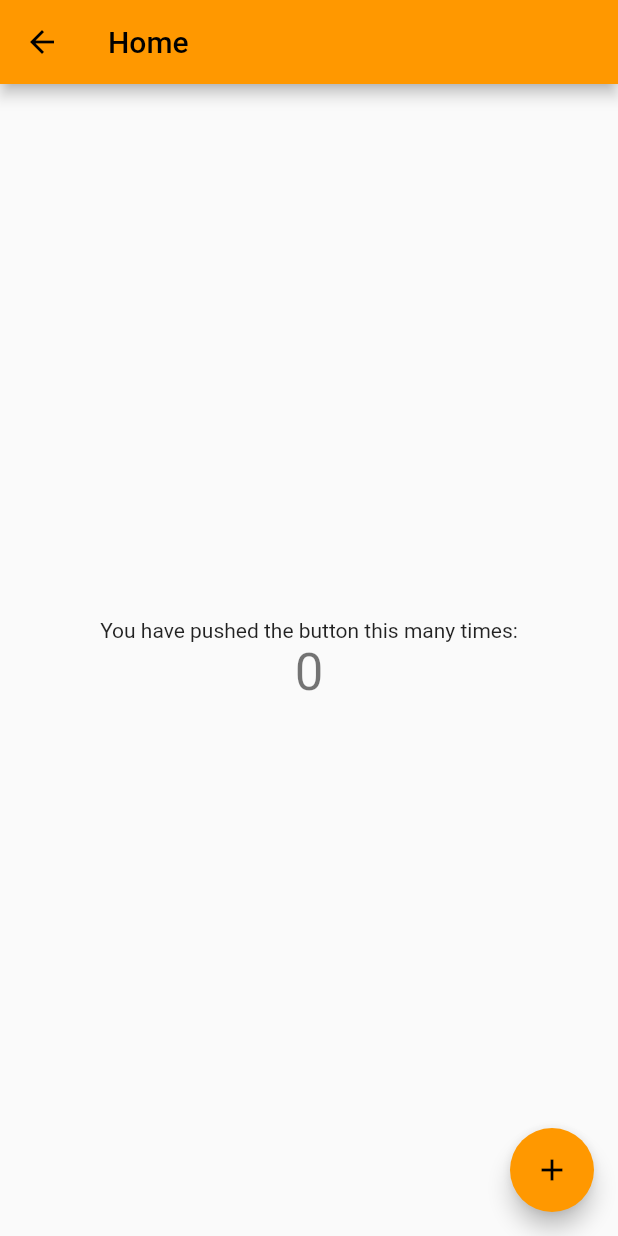
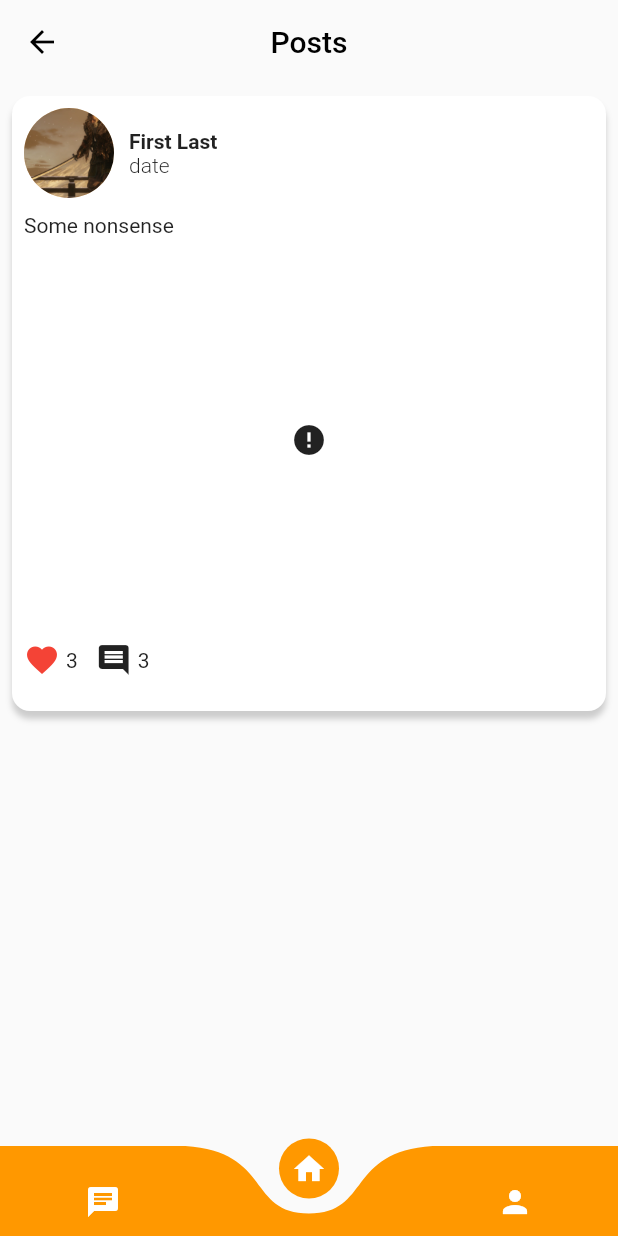
Before and after one commit to Mroles/eventhub-flutter, a Flutter app: the MyHomePage screen opened directly, on a phone screen of 412 x 824 dp. Run offline on Flutter 3.47's test engine with Material 2 defaults, Android fonts, the light colour scheme and no system bars; drawn by our look-alikes of cached_network_image, curved_navigation_bar; network calls fail.

Commit message:
added more UI

```diff
--- a/eventhub/lib/main.dart
+++ b/eventhub/lib/main.dart
@@ -1,4 +1,8 @@
+import 'package:curved_navigation_bar/curved_navigation_bar.dart';
 import 'package:eventhub/providers/loginprovider.dart';
+import 'package:eventhub/screens/chat.dart';
+import 'package:eventhub/screens/post.dart';
+import 'package:eventhub/screens/profile.dart';
 import 'package:eventhub/screens/splash.dart';
 import 'package:flutter/material.dart';
 import 'package:provider/provider.dart';
@@ -57,68 +61,47 @@ class MyHomePage extends StatefulWidget {
 }
 
 class _MyHomePageState extends State<MyHomePage> {
-  int _counter = 0;
+  int index = 1;
 
-  void _incrementCounter() {
-    setState(() {
-      // This call to setState tells the Flutter framework that something has
-      // changed in this State, which causes it to rerun the build method below
-      // so that the display can reflect the updated values. If we changed
-      // _counter without calling setState(), then the build method would not be
-      // called again, and so nothing would appear to happen.
-      _counter++;
-    });
-  }
+  final screens = [
+    ChatPage(),
+    PostPage(),
+    ProfilePage(),
+  ];
 
   @override
   Widget build(BuildContext context) {
-    // This method is rerun every time setState is called, for instance as done
-    // by the _incrementCounter method above.
-    //
-    // The Flutter framework has been optimized to make rerunning build methods
-    // fast, so that you can just rebuild anything that needs updating rather
-    // than having to individually change instances of widgets.
+    final List<Widget> items = <Widget>[
+      const Icon(Icons.chat),
+      const Icon(Icons.home),
+      const Icon(Icons.person)
+    ];
+
     return Scaffold(
-      appBar: AppBar(
-        // Here we take the value from the MyHomePage object that was created by
-        // the App.build method, and use it to set our appbar title.
-        title: Text(widget.title),
-      ),
-      body: Center(
-        // Center is a layout widget. It takes a single child and positions it
-        // in the middle of the parent.
-        child: Column(
-          // Column is also a layout widget. It takes a list of children and
-          // arranges them vertically. By default, it sizes itself to fit its
-          // children horizontally, and tries to be as tall as its parent.
-          //
-          // Invoke "debug painting" (press "p" in the console, choose the
-          // "Toggle Debug Paint" action from the Flutter Inspector in Android
-          // Studio, or the "Toggle Debug Paint" command in Visual Studio Code)
-          // to see the wireframe for each widget.
-          //
-          // Column has various properties to control how it sizes itself and
-          // how it positions its children. Here we use mainAxisAlignment to
-          // center the children vertically; the main axis here is the vertical
-          // axis because Columns are vertical (the cross axis would be
-          // horizontal).
-          mainAxisAlignment: MainAxisAlignment.center,
-          children: <Widget>[
-            const Text(
-              'You have pushed the button this many times:',
-            ),
-            Text(
-              '$_counter',
-              style: Theme.of(context).textTheme.headline4,
-            ),
-          ],
+        appBar: AppBar(
+          title: index == 0
+              ? const Text("Chat")
+              : index == 1
+                  ? const Text("Posts")
+                  : const Text("Profile"),
+          backgroundColor: Colors.transparent,
+          centerTitle: true,
+          elevation: 0,
         ),
-      ),
-      floatingActionButton: FloatingActionButton(
-        onPressed: _incrementCounter,
-        tooltip: 'Increment',
-        child: const Icon(Icons.add),
-      ), // This trailing comma makes auto-formatting nicer for build methods.
-    );
+        body: screens[index],
+        bottomNavigationBar: Theme(
+          data: Theme.of(context)
+              .copyWith(iconTheme: const IconThemeData(color: Colors.white)),
+          child: CurvedNavigationBar(
+            backgroundColor: Colors.transparent,
+            color: Colors.orange,
+            items: items,
+            height: 60,
+            animationCurve: Curves.easeInOut,
+            animationDuration: const Duration(milliseconds: 200),
+            index: index,
+            onTap: (index) => setState(() => this.index = index),
+          ),
+        ));
   }
 }
--- /dev/null
+++ b/eventhub/lib/screens/post.dart
@@ -0,0 +1,11 @@
+import 'package:eventhub/widgets/post.dart';
+import 'package:flutter/material.dart';
+
+class PostPage extends StatelessWidget {
+  @override
+  Widget build(BuildContext context) {
+    return Scaffold(
+      body: post(context),
+    );
+  }
+}
--- /dev/null
+++ b/eventhub/lib/widgets/post.dart
@@ -0,0 +1,106 @@
+import 'package:cached_network_image/cached_network_image.dart';
+import 'package:flutter/material.dart';
+
+Widget post(BuildContext context) {
+  // ignore: unnecessary_new
+  return Padding(
+    padding: const EdgeInsets.all(8.0),
+    child: Container(
+      height: 410,
+      decoration: BoxDecoration(
+          color: Colors.white,
+          borderRadius: BorderRadius.circular(12.0),
+          boxShadow: [
+            BoxShadow(
+                color: Colors.grey.withOpacity(0.5),
+                offset: Offset(0, 5),
+                blurRadius: 3)
+          ]),
+      child: Padding(
+        padding: const EdgeInsets.all(8.0),
+        child: Column(
+          children: [
+            Row(
+              children: [
+                Column(
+                  children: const [
+                    CircleAvatar(
+                      backgroundImage: AssetImage('assets/profile.png'),
+                      radius: 30,
+                    )
+                  ],
+                ),
+                Padding(
+                  padding: const EdgeInsets.fromLTRB(10.0, 0.0, 0.0, 0.0),
+                  child: Column(
+                    crossAxisAlignment: CrossAxisAlignment.start,
+                    children: [
+                      Row(
+                        mainAxisAlignment: MainAxisAlignment.start,
+                        children: const [
+                          Text(
+                            "First Last",
+                            style: TextStyle(fontWeight: FontWeight.bold),
+                          )
+                        ],
+                      ),
+                      Row(
+                        children: const [
+                          Text(
+                            "date",
+                            style: TextStyle(fontWeight: FontWeight.w300),
+                          )
+                        ],
+                      )
+                    ],
+                  ),
+                ),
+                // Column(
+                //   crossAxisAlignment: CrossAxisAlignment.end,
+                //   children: [Icon(Icons.list)],
+                // )
+              ],
+            ),
+            Padding(
+              padding: const EdgeInsets.fromLTRB(0.0, 10.0, 0.0, 10.0),
+              child: Row(
+                children: const [Text("Some nonsense")],
+              ),
+            ),
+            CachedNetworkImage(
+              height: 250,
+              imageUrl: "https://picsum.photos/200/300",
+              imageBuilder: (context, imageProvider) => Container(
+                decoration: BoxDecoration(
+                    borderRadius: BorderRadius.circular(4.0),
+                    image: DecorationImage(
+                        image: imageProvider, fit: BoxFit.fill)),
+              ),
+              placeholder: (context, url) =>
+                  const Center(child: CircularProgressIndicator()),
+              errorWidget: (context, url, error) => const Icon(Icons.error),
+            ),
+            Padding(
+              padding: const EdgeInsets.fromLTRB(0.0, 10.0, 0.0, 10.0),
+              child: Row(
+                mainAxisAlignment: MainAxisAlignment.start,
+                children: const [
+                  Icon(
+                    Icons.favorite,
+                    color: Colors.red,
+                  ),
+                  Padding(padding: EdgeInsets.fromLTRB(0.0, 0.0, 4.0, 0.0)),
+                  Text("3"),
+                  Padding(padding: EdgeInsets.fromLTRB(0.0, 0.0, 12.0, 0.0)),
+                  Icon(Icons.comment),
+                  Padding(padding: EdgeInsets.fromLTRB(0.0, 0.0, 4.0, 0.0)),
+                  Text("3")
+                ],
+              ),
+            )
+          ],
+        ),
+      ),
+    ),
+  );
+}
```
Also changed, not shown: eventhub/lib/screens/chat.dart (added, +10 -0 lines), eventhub/lib/screens/forgotpassword.dart (added, +41 -0 lines), eventhub/lib/screens/login.dart (+10 -4 lines), eventhub/lib/screens/profile.dart (added, +10 -0 lines), eventhub/pubspec.yaml (+5 -3 lines), eventhub/assets/profile.png (added), eventhub/lib/screens/home.dart (added), eventhub/pubspec.lock.
